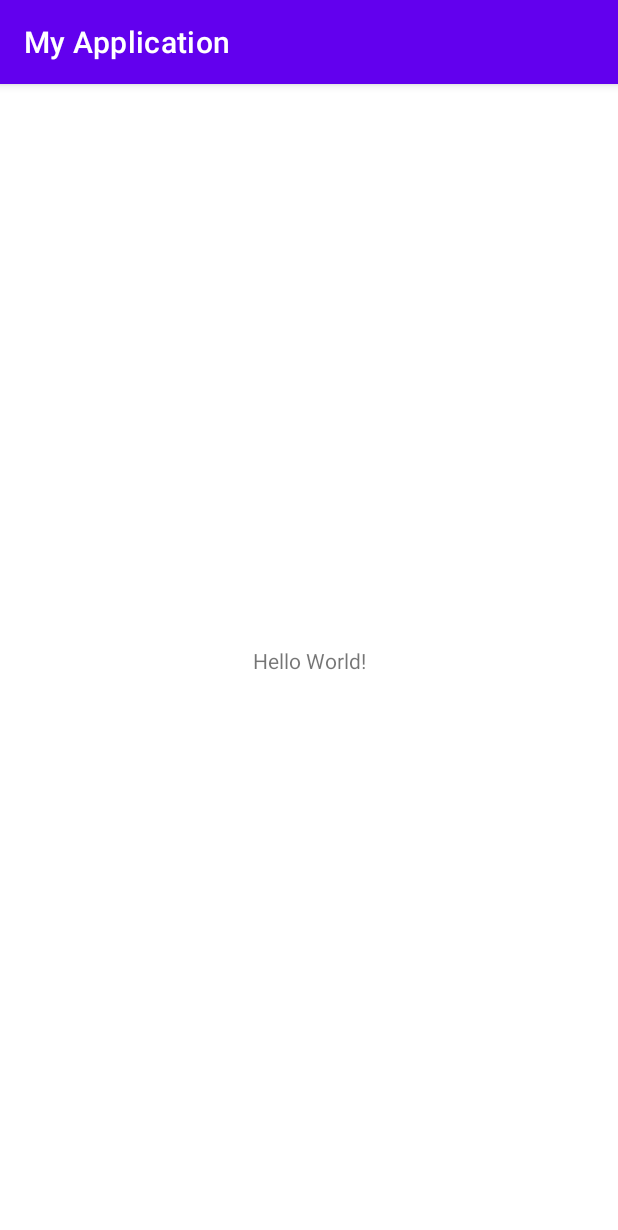
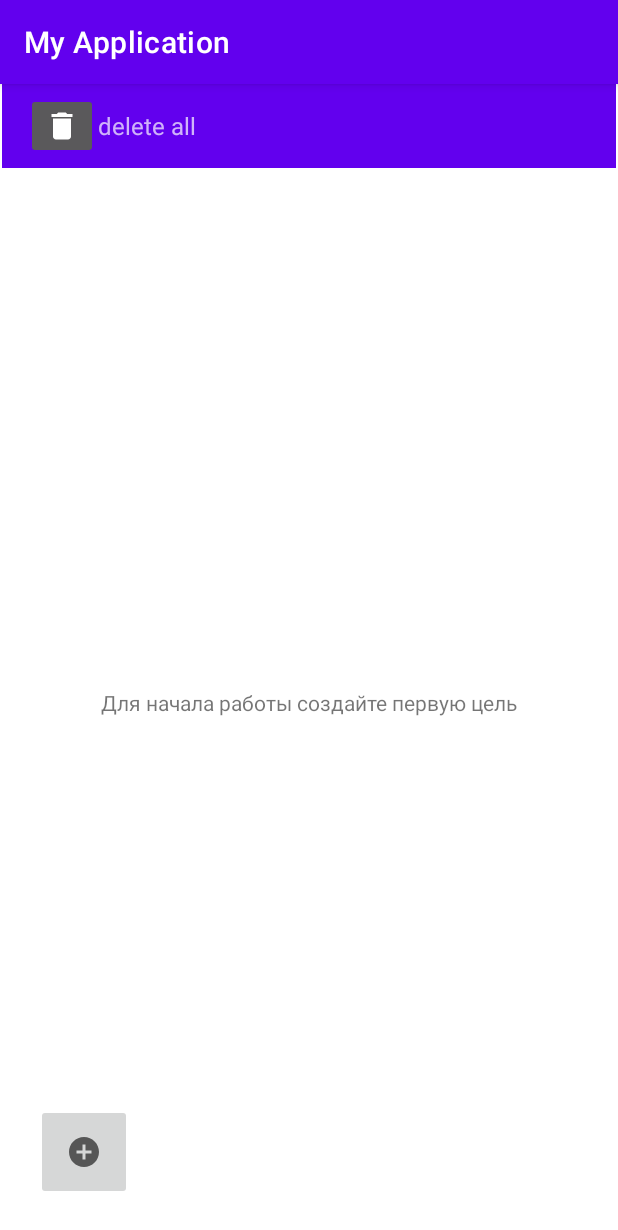
Before and after one commit to HiiMark1/Android, an Android app: the screen it shows after launch (MainActivity), on a phone screen of 412 x 824 dp. Shown: the top 1230 px of the screen. Run offline under Robolectric (Android 15) with nearby library versions, the phone set to English and light mode, and no system bars; our stand-ins replace Room's generated code.

Commit message:
Done hw9

```diff
--- a/app/build.gradle
+++ b/app/build.gradle
@@ -1,6 +1,7 @@
 plugins {
     id 'com.android.application'
     id 'kotlin-android'
+    id 'kotlin-kapt'
 }
 
 android {
@@ -37,6 +38,11 @@ android {
 }
 
 dependencies {
+    //Room
+    implementation("androidx.room:room-runtime:2.3.0")
+    annotationProcessor("androidx.room:room-compiler:2.3.0")
+    kapt("androidx.room:room-compiler:2.3.0")
+    implementation("androidx.room:room-ktx:2.3.0")
 
     implementation "org.jetbrains.kotlin:kotlin-stdlib:$kotlin_version"
     implementation 'androidx.core:core-ktx:1.6.0'
--- /dev/null
+++ b/app/src/main/java/com/example/myapplication/AppDatabase.kt
@@ -0,0 +1,31 @@
+package com.example.myapplication
+
+import android.content.Context
+import androidx.room.Database
+import androidx.room.Room
+import androidx.room.RoomDatabase
+import com.example.myapplication.models.Task
+import com.example.myapplication.models.TaskDao
+
+@Database(entities = [Task::class], version = 1)
+abstract class AppDatabase : RoomDatabase() {
+    abstract fun taskDao(): TaskDao
+
+    companion object {
+        private const val DATABASE_NAME = "user.db"
+
+        @Volatile
+        private var instance: AppDatabase? = null
+        private val LOCK = Any()
+
+        operator fun invoke(context: Context) = instance ?: synchronized(LOCK) {
+            buildDatabase(context).also { instance = it }
+        }
+
+        private fun buildDatabase(context: Context) =
+            Room.databaseBuilder(context, AppDatabase::class.java, DATABASE_NAME)
+                .fallbackToDestructiveMigration()
+                .allowMainThreadQueries()
+                .build()
+    }
+}
--- a/app/src/main/java/com/example/myapplication/MainActivity.kt
+++ b/app/src/main/java/com/example/myapplication/MainActivity.kt
@@ -2,10 +2,32 @@ package com.example.myapplication
 
 import androidx.appcompat.app.AppCompatActivity
 import android.os.Bundle
+import com.example.myapplication.databinding.ActivityMainBinding
 
 class MainActivity : AppCompatActivity() {
+    private lateinit var binding: ActivityMainBinding
+    private lateinit var db: AppDatabase
+    private val taskListFragment = TaskListFragment()
+
     override fun onCreate(savedInstanceState: Bundle?) {
         super.onCreate(savedInstanceState)
-        setContentView(R.layout.activity_main)
+
+        db = AppDatabase(this)
+        binding = ActivityMainBinding.inflate(layoutInflater).also {
+            setContentView(it.root)
+        }
+
+        with(binding) {
+            btnDeleteAll.setOnClickListener {
+                db.taskDao().deleteAll()
+                supportFragmentManager.beginTransaction()
+                    .replace(R.id.container, taskListFragment)
+                    .commit()
+            }
+        }
+
+        supportFragmentManager.beginTransaction()
+            .add(R.id.container, TaskListFragment())
+            .commit()
     }
 }
--- /dev/null
+++ b/app/src/main/java/com/example/myapplication/TaskListFragment.kt
@@ -0,0 +1,56 @@
+package com.example.myapplication
+
+import android.os.Bundle
+import android.view.View
+import android.widget.ImageButton
+import android.widget.TextView
+import androidx.fragment.app.Fragment
+import androidx.recyclerview.widget.RecyclerView
+import com.example.myapplication.adapter_holder.TaskAdapter
+
+class TaskListFragment : Fragment(R.layout.fragment_list_task) {
+    private lateinit var taskAdapter: TaskAdapter
+    private lateinit var db: AppDatabase
+
+    override fun onViewCreated(view: View, savedInstanceState: Bundle?) {
+        super.onViewCreated(view, savedInstanceState)
+        db = AppDatabase(requireContext())
+
+        val taskList = db.taskDao().getAll()
+        taskAdapter = TaskAdapter(taskList, {
+            goToEditFragment(it)
+        }, {
+            deleteTask(it)
+            taskAdapter.notifyItemRemoved(it)
+            activity?.supportFragmentManager?.beginTransaction()
+                ?.replace(R.id.container, TaskListFragment())
+                ?.commit()
+        })
+
+        view.findViewById<ImageButton>(R.id.btn_add).setOnClickListener {
+            goToEditFragment(-1)
+        }
+        view.findViewById<RecyclerView>(R.id.tasks).run {
+            adapter = taskAdapter
+        }
+
+        if (taskList.isEmpty()) {
+            view.findViewById<TextView>(R.id.tv_please_add_task).visibility = view.visibility
+        }
+    }
+
+    private fun goToEditFragment(id: Int) {
+        val bundle = Bundle()
+        val editTaskFragment = EditTaskFragment()
+        bundle.putInt("id", id)
+        editTaskFragment.arguments = bundle
+        activity?.supportFragmentManager?.beginTransaction()
+            ?.replace(R.id.container, editTaskFragment)
+            ?.commit()
+    }
+
+    private fun deleteTask(id: Int) {
+        val task = db.taskDao().getById(id)
+        db.taskDao().delete(task)
+    }
+}
--- /dev/null
+++ b/app/src/main/java/com/example/myapplication/adapter_holder/TaskAdapter.kt
@@ -0,0 +1,22 @@
+package com.example.myapplication.adapter_holder
+
+import android.view.ViewGroup
+import androidx.recyclerview.widget.RecyclerView
+import com.example.myapplication.models.Task
+
+class TaskAdapter(
+    private val list: List<Task>,
+    private val edit: (Int) -> Unit,
+    private val delete: (Int) -> Unit,
+) : RecyclerView.Adapter<TaskHolder>() {
+
+    override fun onCreateViewHolder(
+        parent: ViewGroup,
+        viewType: Int
+    ): TaskHolder = TaskHolder.create(parent, edit, delete)
+
+    override fun onBindViewHolder(holder: TaskHolder, position: Int) =
+        holder.bind(list[position])
+
+    override fun getItemCount(): Int = list.size
+}
--- /dev/null
+++ b/app/src/main/java/com/example/myapplication/models/TaskDao.kt
@@ -0,0 +1,19 @@
+package com.example.myapplication.models
+
+import androidx.room.*
+
+@Dao
+interface TaskDao {
+    @Query("SELECT * FROM task")
+    fun getAll(): List<Task>
+    @Query("SELECT * FROM task WHERE id = :id")
+    fun getById(id: Int): Task
+    @Insert
+    fun save(task: Task)
+    @Update
+    fun update(task: Task)
+    @Query("DELETE FROM task")
+    fun deleteAll()
+    @Delete
+    fun delete(task: Task)
+}
--- /dev/null
+++ b/app/src/main/res/drawable/ic_baseline_add_circle_24.xml
@@ -0,0 +1,10 @@
+<vector xmlns:android="http://schemas.android.com/apk/res/android"
+    android:width="24dp"
+    android:height="24dp"
+    android:viewportWidth="24"
+    android:viewportHeight="24"
+    android:tint="?attr/colorControlNormal">
+  <path
+      android:fillColor="@android:color/white"
+      android:pathData="M12,2C6.48,2 2,6.48 2,12s4.48,10 10,10 10,-4.48 10,-10S17.52,2 12,2zM17,13h-4v4h-2v-4L7,13v-2h4L11,7h2v4h4v2z"/>
+</vector>
--- /dev/null
+++ b/app/src/main/res/drawable/ic_baseline_delete_24.xml
@@ -0,0 +1,10 @@
+<vector xmlns:android="http://schemas.android.com/apk/res/android"
+    android:width="24dp"
+    android:height="24dp"
+    android:viewportWidth="24"
+    android:viewportHeight="24"
+    android:tint="?attr/colorControlNormal">
+  <path
+      android:fillColor="@android:color/white"
+      android:pathData="M6,19c0,1.1 0.9,2 2,2h8c1.1,0 2,-0.9 2,-2V7H6v12zM19,4h-3.5l-1,-1h-5l-1,1H5v2h14V4z"/>
+</vector>
--- a/app/src/main/res/layout/activity_main.xml
+++ b/app/src/main/res/layout/activity_main.xml
@@ -6,13 +6,39 @@
     android:layout_height="match_parent"
     tools:context=".MainActivity">
 
-    <TextView
-        android:layout_width="wrap_content"
+
+    <androidx.appcompat.widget.Toolbar
+        android:id="@+id/toolbar"
+        android:layout_width="409dp"
         android:layout_height="wrap_content"
-        android:text="Hello World!"
+        android:background="?attr/colorPrimary"
+        android:minHeight="?attr/actionBarSize"
+        android:theme="?attr/actionBarTheme"
+        app:layout_constraintEnd_toEndOf="parent"
+        app:layout_constraintStart_toStartOf="parent"
+        app:layout_constraintTop_toTopOf="parent">
+
+        <ImageButton
+            android:id="@+id/btn_delete_all"
+            android:layout_width="wrap_content"
+            android:layout_height="wrap_content"
+            app:srcCompat="@drawable/ic_baseline_delete_24" />
+
+        <TextView
+            android:id="@+id/textView"
+            android:layout_width="wrap_content"
+            android:layout_height="wrap_content"
+            android:text="@string/delete_all"
+            android:textSize="16sp" />
+
+    </androidx.appcompat.widget.Toolbar>
+
+    <androidx.fragment.app.FragmentContainerView
+        android:id="@+id/container"
+        android:layout_width="match_parent"
+        android:layout_height="0dp"
         app:layout_constraintBottom_toBottomOf="parent"
-        app:layout_constraintLeft_toLeftOf="parent"
-        app:layout_constraintRight_toRightOf="parent"
-        app:layout_constraintTop_toTopOf="parent" />
-
+        app:layout_constraintEnd_toEndOf="parent"
+        app:layout_constraintStart_toStartOf="parent"
+        app:layout_constraintTop_toBottomOf="@id/toolbar" />
 </androidx.constraintlayout.widget.ConstraintLayout>
--- /dev/null
+++ b/app/src/main/res/layout/fragment_list_task.xml
@@ -0,0 +1,39 @@
+<?xml version="1.0" encoding="utf-8"?>
+<androidx.constraintlayout.widget.ConstraintLayout xmlns:android="http://schemas.android.com/apk/res/android"
+    xmlns:app="http://schemas.android.com/apk/res-auto"
+    xmlns:tools="http://schemas.android.com/tools"
+    android:layout_width="match_parent"
+    android:layout_height="match_parent">
+
+    <androidx.recyclerview.widget.RecyclerView
+        android:id="@+id/tasks"
+        android:layout_width="match_parent"
+        android:layout_height="wrap_content"
+        app:layoutManager="androidx.recyclerview.widget.LinearLayoutManager"
+        tools:itemCount="4"
+        tools:layout_editor_absoluteX="0dp"
+        tools:layout_editor_absoluteY="0dp"
+        tools:listitem="@layout/item_task" />
+
+    <ImageButton
+        android:id="@+id/btn_add"
+        android:layout_width="64dp"
+        android:layout_height="64dp"
+        android:layout_margin="24dp"
+        app:layout_constraintBottom_toBottomOf="parent"
+        app:layout_constraintStart_toStartOf="parent"
+        app:srcCompat="@drawable/ic_baseline_add_circle_24" />
+
+    <TextView
+        android:id="@+id/tv_please_add_task"
+        android:layout_width="wrap_content"
+        android:layout_height="wrap_content"
+        android:text="@string/start_work"
+        android:visibility="invisible"
+        app:layout_constraintBottom_toBottomOf="parent"
+        app:layout_constraintEnd_toEndOf="parent"
+        app:layout_constraintStart_toStartOf="parent"
+        app:layout_constraintTop_toTopOf="parent" />
+
+
+</androidx.constraintlayout.widget.ConstraintLayout>
--- a/app/src/main/res/values/strings.xml
+++ b/app/src/main/res/values/strings.xml
@@ -1,3 +1,6 @@
 <resources>
     <string name="app_name">My Application</string>
+    <string name="delete_all">delete all</string>
+    <string name="start_work">Для начала работы создайте первую цель</string>
+    <string name="save">Save</string>
 </resources>
```
Also changed, not shown: app/src/main/java/com/example/myapplication/EditTaskFragment.kt (added, +65 -0 lines), app/src/main/java/com/example/myapplication/adapter_holder/TaskHolder.kt (added, +50 -0 lines), app/src/main/java/com/example/myapplication/models/Task.kt (added, +15 -0 lines), app/src/main/res/layout/fragment_edit_task.xml (added, +35 -0 lines), app/src/main/res/layout/item_task.xml (added, +36 -0 lines).
